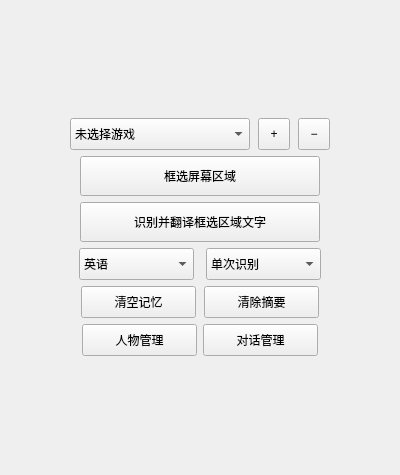
Above: src/ui/main_window.ui from dingmark1/GameLens-public before the change. Below: the same form after it.
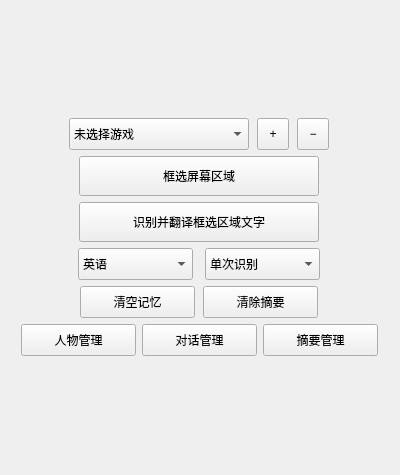
That is the form after the change.

Commit message: 22-摘要入库逻辑

```diff
--- a/src/ui/main_window.ui
+++ b/src/ui/main_window.ui
@@ -304,6 +304,25 @@
         </property>
        </widget>
       </item>
+      <item alignment="Qt::AlignCenter">
+       <widget class="QPushButton" name="summary_manager_button">
+        <property name="minimumSize">
+        <size>
+         <width>115</width>
+         <height>32</height>
+        </size>
+        </property>
+        <property name="maximumSize">
+        <size>
+         <width>115</width>
+         <height>32</height>
+        </size>
+        </property>
+        <property name="text">
+        <string>摘要管理</string>
+        </property>
+       </widget>
+      </item>
      </layout>
     </item>
    </layout>
```
The commit also changes 12 other files.
